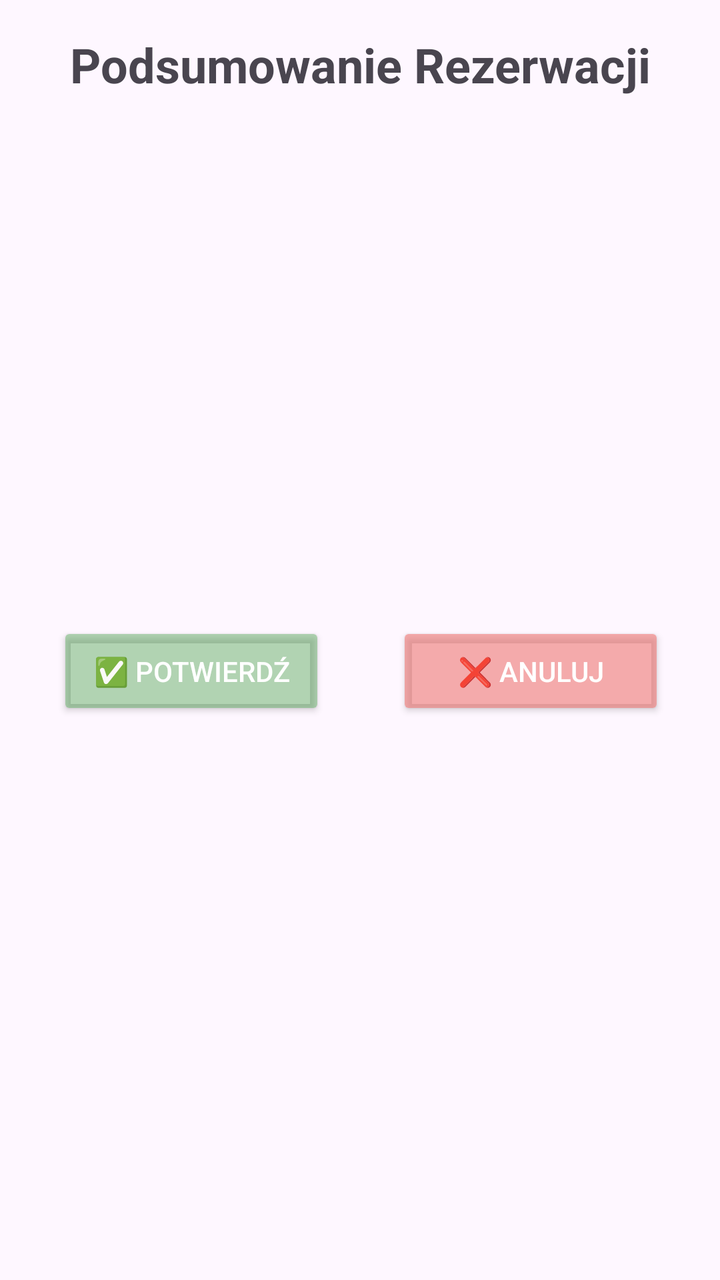
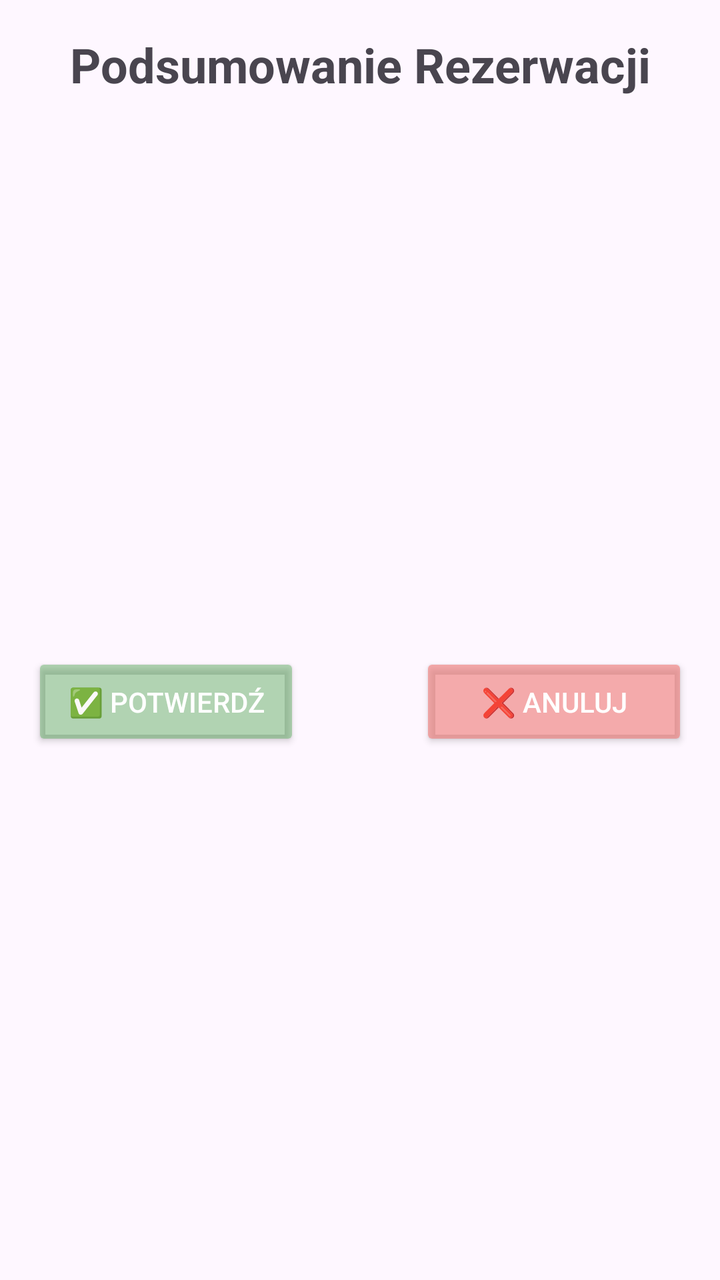

Two renders of the same Android screen: before a commit and after it. Below are the layout's source before the change and the commit's diff.
<!-- AndroidManifest.xml: application theme Theme.Rezerwacja_wydarzen -->
<!-- res/layout/activity_summary.xml -->
<?xml version="1.0" encoding="utf-8"?>
<androidx.constraintlayout.widget.ConstraintLayout
    xmlns:android="http://schemas.android.com/apk/res/android"
    xmlns:app="http://schemas.android.com/apk/res-auto"
    xmlns:tools="http://schemas.android.com/tools"
    android:id="@+id/summaryLayout"
    android:layout_width="match_parent"
    android:layout_height="match_parent"
    android:padding="16dp"
    tools:context=".SummaryActivity">

    <TextView
        android:id="@+id/textViewSummaryTitle"
        android:layout_width="0dp"
        android:layout_height="wrap_content"
        android:gravity="center"
        android:text="Podsumowanie Rezerwacji"
        android:textSize="24sp"
        android:textStyle="bold"
        app:layout_constraintBottom_toBottomOf="parent"
        app:layout_constraintEnd_toEndOf="parent"
        app:layout_constraintHorizontal_bias="0.0"
        app:layout_constraintStart_toStartOf="parent"
        app:layout_constraintTop_toTopOf="parent"
        app:layout_constraintVertical_bias="0.0" />

    <TextView
        android:id="@+id/textViewSummary"
        android:layout_width="0dp"
        android:layout_height="0dp"
        android:textSize="18sp"
        android:padding="12dp"
        android:gravity="start"
        app:layout_constraintTop_toBottomOf="@id/textViewSummaryTitle"
        app:layout_constraintStart_toStartOf="parent"
        app:layout_constraintEnd_toEndOf="parent"
        app:layout_constraintBottom_toTopOf="@id/buttonConfirm"
        app:layout_constraintVertical_bias="0.0"/>

    <Button
        android:id="@+id/buttonConfirm"
        android:layout_width="134dp"
        android:layout_height="49dp"
        android:backgroundTint="#7657A85A"
        android:text="✅ Potwierdź"
        android:textColor="#FFF"
        app:layout_constraintBottom_toBottomOf="parent"
        app:layout_constraintEnd_toEndOf="parent"
        app:layout_constraintHorizontal_bias="0.066"
        app:layout_constraintStart_toStartOf="parent"
        app:layout_constraintTop_toTopOf="parent"
        app:layout_constraintVertical_bias="0.528" />

    <Button
        android:id="@+id/buttonCancel"
        android:layout_width="134dp"
        android:layout_height="49dp"
        android:backgroundTint="#9CEF7977"
        android:text="❌ Anuluj"
        android:textColor="#FFF"
        app:layout_constraintBottom_toBottomOf="parent"
        app:layout_constraintEnd_toEndOf="parent"
        app:layout_constraintHorizontal_bias="0.94"
        app:layout_constraintStart_toStartOf="parent"
        app:layout_constraintTop_toTopOf="parent"
        app:layout_constraintVertical_bias="0.528" />

</androidx.constraintlayout.widget.ConstraintLayout>
<!-- resources referenced by this layout -->
<resources>
  <style name="Theme.Rezerwacja_wydarzen" parent="Base.Theme.Rezerwacja_wydarzen" />
  <style name="Base.Theme.Rezerwacja_wydarzen" parent="Theme.Material3.DayNight.NoActionBar">
          
          
      </style>
</resources>

<!-- the commit's change to res/layout/activity_summary.xml (unified diff, before → after) -->
@@ -26,16 +26,16 @@
 
     <TextView
         android:id="@+id/textViewSummary"
-        android:layout_width="0dp"
-        android:layout_height="0dp"
+        android:layout_width="380dp"
+        android:layout_height="219dp"
+        android:gravity="start"
+        android:padding="12dp"
         android:textSize="18sp"
-        android:padding="12dp"
-        android:gravity="start"
-        app:layout_constraintTop_toBottomOf="@id/textViewSummaryTitle"
+        app:layout_constraintBottom_toBottomOf="parent"
+        app:layout_constraintEnd_toEndOf="parent"
+        app:layout_constraintHorizontal_bias="0.0"
         app:layout_constraintStart_toStartOf="parent"
-        app:layout_constraintEnd_toEndOf="parent"
-        app:layout_constraintBottom_toTopOf="@id/buttonConfirm"
-        app:layout_constraintVertical_bias="0.0"/>
+        app:layout_constraintTop_toTopOf="parent" />
 
     <Button
         android:id="@+id/buttonConfirm"
@@ -46,10 +46,10 @@
         android:textColor="#FFF"
         app:layout_constraintBottom_toBottomOf="parent"
         app:layout_constraintEnd_toEndOf="parent"
-        app:layout_constraintHorizontal_bias="0.066"
+        app:layout_constraintHorizontal_bias="0.0"
         app:layout_constraintStart_toStartOf="parent"
         app:layout_constraintTop_toTopOf="parent"
-        app:layout_constraintVertical_bias="0.528" />
+        app:layout_constraintVertical_bias="0.555" />
 
     <Button
         android:id="@+id/buttonCancel"
@@ -60,9 +60,9 @@
         android:textColor="#FFF"
         app:layout_constraintBottom_toBottomOf="parent"
         app:layout_constraintEnd_toEndOf="parent"
-        app:layout_constraintHorizontal_bias="0.94"
+        app:layout_constraintHorizontal_bias="1.0"
         app:layout_constraintStart_toStartOf="parent"
         app:layout_constraintTop_toTopOf="parent"
-        app:layout_constraintVertical_bias="0.528" />
+        app:layout_constraintVertical_bias="0.555" />
 
 </androidx.constraintlayout.widget.ConstraintLayout>
